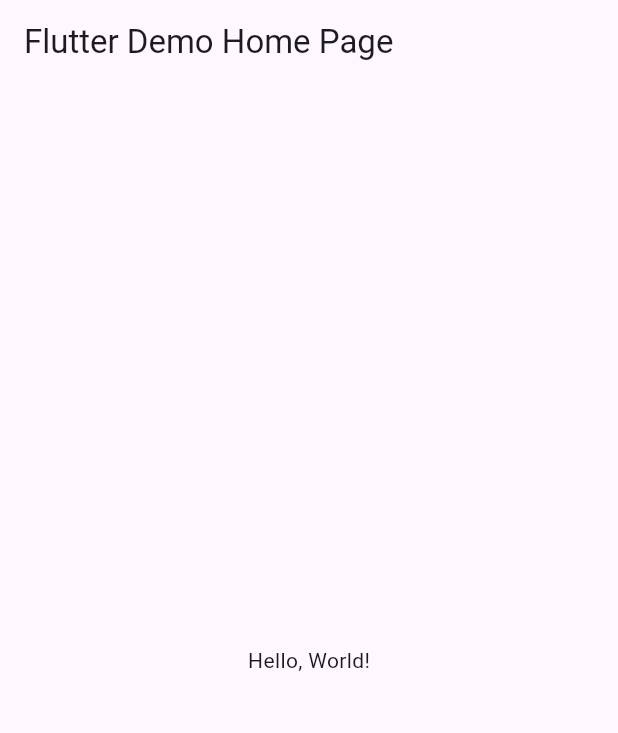
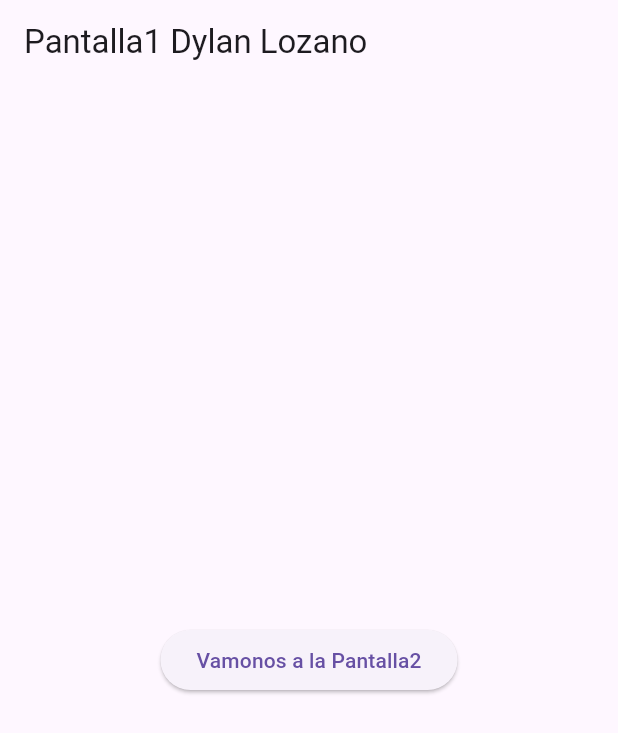
Before and after one commit to DylanLozanoAvelar/P12_entrepag_6I, a Flutter app: the screen it shows after launch, on a phone screen of 412 x 824 dp. Shown: the top 733 px of the screen. Run offline on Flutter 3.47's test engine with Material 3 defaults, Android fonts, the phone set to English and light mode, and no system bars.

```diff
--- a/lib/main.dart
+++ b/lib/main.dart
@@ -1,43 +1,22 @@
+import 'package:lozano/pantalla1.dart';
+import 'package:lozano/pantalla2.dart';
 import 'package:flutter/material.dart';
 
-void main() => runApp(MyApp());
+void main() => runApp(RutasPaginas());
 
-class MyApp extends StatelessWidget {
-  const MyApp({super.key});
-  // This widget is the root of your application.
+class RutasPaginas extends StatelessWidget {
+  const RutasPaginas({Key? key}) : super(key: key);
+
   @override
   Widget build(BuildContext context) {
     return MaterialApp(
-      // Application name
-      title: 'Flutter Hello World',
-      // Application theme data, you can set the colors for the application as
-      // you want
-      theme: ThemeData(
-        // useMaterial3: true,
-        primarySwatch: Colors.blue,
-      ),
-      // A widget which will be started on application startup
-      home: MyHomePage(title: 'Flutter Demo Home Page'),
-    );
-  }
-}
-
-class MyHomePage extends StatelessWidget {
-  final String title;
-  const MyHomePage({super.key, required this.title});
-
-  @override
-  Widget build(BuildContext context) {
-    return Scaffold(
-      appBar: AppBar(
-        // The title text which will be shown on the action bar
-        title: Text(title),
-      ),
-      body: Center(
-        child: Text(
-          'Hello, World!',
-        ),
-      ),
-    );
-  }
-}
+      debugShowCheckedModeBanner: false,
+      title: "App Entre Paginas",
+      initialRoute: "/",
+      routes: {
+        "/": (context) => Pantalla1(),
+        "/pantalla2": (context) => Pantalla2(),
+      }, // Navegacion entre Paginas
+    ); // MaterialApp
+  } // Widget
+} // RutasPaginas
--- /dev/null
+++ b/lib/pantalla1.dart
@@ -0,0 +1,23 @@
+import 'package:flutter/material.dart';
+import 'package:lozano/pantalla2.dart';
+
+class Pantalla1 extends StatelessWidget {
+  const Pantalla1({Key? key}) : super(key: key);
+
+  @override
+  Widget build(BuildContext context) {
+    return Scaffold(
+      appBar: AppBar(
+        title: Text('Pantalla1 Dylan Lozano'),
+      ),
+      body: Center(
+          child: ElevatedButton(
+        child: Text("Vamonos a la Pantalla2"),
+        onPressed: () {
+          Navigator.pushNamed(context, "/pantalla2",
+              arguments: "Mensaje desde la Pantalla1");
+        },
+      )),
+    );
+  } // Widgey
+} // Clase Pantalla1
```
Also changed, not shown: lib/pantalla2.dart (added, +29 -0 lines).
